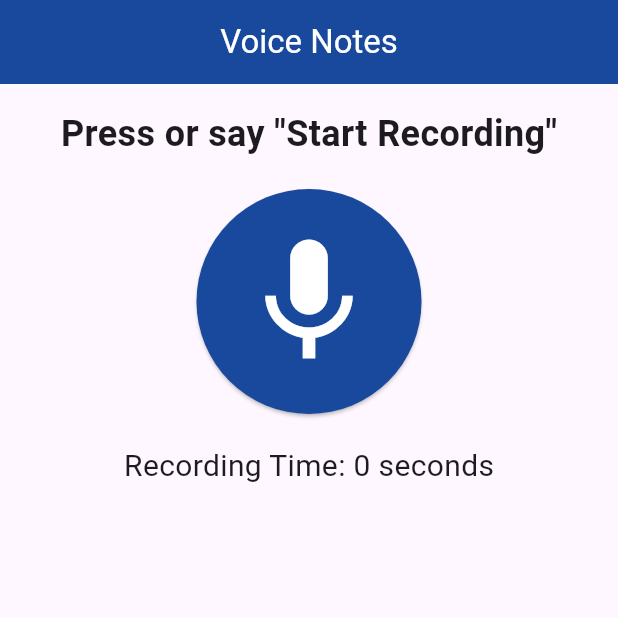
After one commit to IT22148254/spm_flut_proj, a Flutter app: the screen it shows after launch, after a tap on the "mic" icon, on a phone screen of 412 x 824 dp, the top half of it. The commit adds this screen. Run offline on Flutter 3.47's test engine with Material 3 defaults, Android fonts, the phone set to English and light mode, and no system bars; our stand-ins replace audioplayers, firebase_core, permission_handler, speech_to_text, vibration; missing offline and left inert: record; accounts and stored records are empty.

Commit message:
voice control feature implemnted

```diff
--- /dev/null
+++ b/spm_project/lib/features/voice_management/voice_controller.dart
@@ -0,0 +1,439 @@
+import 'dart:async';
+import 'dart:developer';
+import 'dart:io';
+
+import 'package:flutter/material.dart';
+import 'package:path_provider/path_provider.dart';
+import 'package:record/record.dart';
+import 'package:permission_handler/permission_handler.dart';
+import 'package:audioplayers/audioplayers.dart';
+import 'package:speech_to_text/speech_to_text.dart' as stt;
+import 'package:vibration/vibration.dart';
+// import 'package:flutter/services.dart';
+
+class VoiceController extends StatefulWidget {
+  const VoiceController({super.key});
+
+  @override
+  State<VoiceController> createState() => _VoiceControllerState();
+}
+
+class _VoiceControllerState extends State<VoiceController> {
+  final _record = AudioRecorder();
+  final TextEditingController _controller = TextEditingController();
+  final AudioPlayer _audioPlayer = AudioPlayer();
+  stt.SpeechToText _speech = stt.SpeechToText();
+  final AudioPlayer _alertPlayer = AudioPlayer();
+
+  Timer? _timer;
+  int _time = 0;
+  bool _isRecording = false;
+  String? _audiopath;
+  List<String> _recordings = [];
+  String? _playingPath;
+  bool _isPlaying = false;
+  bool _isPaused = false;
+
+  @override
+  void initState() {
+    super.initState();
+    requestPermission();
+    requestSpeechPermission();
+    _loadRecordings();
+    _initSpeech();
+    _audioPlayer.onPlayerStateChanged.listen((PlayerState state) {
+      setState(() {
+        _isPlaying = state == PlayerState.playing;
+        _isPaused = state == PlayerState.paused;
+      });
+    });
+  }
+
+  //play sound when user press the record button
+  Future<void> _playAlertSound() async {
+    try {
+      await _alertPlayer.play(AssetSource('sounds/recording-start.mp3'));
+    } catch (e) {
+      log('Error playing alert sound: $e');
+    }
+  }
+
+  //request microphone permissions
+  requestPermission() async {
+    var status = await Permission.microphone.request();
+    if (status.isGranted) {
+      log('Permission granted');
+    } else {
+      log('Permission denied');
+    }
+  }
+
+  //request speech permission
+  requestSpeechPermission() async {
+    var status = await Permission.speech.request();
+    if (status.isGranted) {
+      log('Speech recognition permission granted');
+    } else {
+      log('Speech recognition permission denied');
+    }
+  }
+
+  //initialize speech to text
+  Future<void> _initSpeech() async {
+    bool available = await _speech.initialize();
+    if (available) {
+      _startListening();
+    } else {
+      log('The user has denied the use of speech recognition.');
+    }
+  }
+
+  //start listening to speech
+  void _startListening() {
+    _speech.listen(onResult: (result) {
+      String recognizedWords = result.recognizedWords.toLowerCase();
+      if (recognizedWords.contains("start recording") && !_isRecording) {
+        _startRecording();
+      } else if (recognizedWords.contains("stop recording") && _isRecording) {
+        _stopRecording();
+      }
+    });
+  }
+
+  //load existing recordings
+  Future<void> _loadRecordings() async {
+    Directory? dir;
+    if (Platform.isAndroid) {
+      dir = Directory('/storage/emulated/0/Download');
+      if (!await dir.exists()) {
+        dir = await getExternalStorageDirectory();
+      }
+    } else if (Platform.isIOS) {
+      dir = await getApplicationDocumentsDirectory();
+    }
+
+    if (dir != null) {
+      final List<FileSystemEntity> files = dir.listSync();
+      setState(() {
+        _recordings = files
+            .where((file) => file.path.endsWith('.m4a'))
+            .map((file) => file.path)
+            .toList();
+      });
+    }
+  }
+
+  //start the timer when recording starts
+  void _startTimer() {
+    const oneSec = Duration(seconds: 1);
+    _timer = Timer.periodic(oneSec, (Timer timer) {
+      setState(() {
+        _time++;
+      });
+    });
+  }
+
+  //stop the timer when recording stops
+  void _stopTimer() {
+    _timer?.cancel();
+    _time = 0;
+  }
+
+  //start recording
+  Future<void> _startRecording() async {
+    if (await _record.hasPermission()) {
+      _playAlertSound(); // Play the alert sound
+
+      Directory? dir;
+
+      // Get the storage directory
+      if (Platform.isAndroid) {
+        dir = Directory('/storage/emulated/0/Download');
+        if (!await dir.exists()) {
+          dir = await getExternalStorageDirectory();
+        }
+      } else if (Platform.isIOS) {
+        dir = await getApplicationDocumentsDirectory();
+      }
+
+      if (dir != null) {
+        String fileName =
+            '${DateTime.now().millisecondsSinceEpoch}.m4a'; // Generate unique filename
+        String filePath = '${dir.path}/$fileName';
+
+        await _record.start(
+          const RecordConfig(),
+          path: filePath, // Provide the file path
+          //methana encoder eka thibba eka blnna aulak unoth
+        );
+
+        setState(() {
+          _isRecording = true;
+          _audiopath = filePath;
+        });
+
+        _startTimer(); // Start the timer
+      } else {
+        log('Directory is null');
+      }
+    }
+  }
+
+  // Stop recording
+  Future<void> _stopRecording() async {
+    final path = await _record.stop();
+    if (path != null) {
+      log('Recording saved to: $path');
+    }
+
+    setState(() {
+      _isRecording = false;
+      _recordings.add(path!);
+    });
+
+    _stopTimer(); // Stop the timer
+  }
+
+  //delete recording
+  Future<void> _deleteRecording(String path) async {
+    try {
+      final file = File(path);
+      if (await file.exists()) {
+        await file.delete();
+
+        // Trigger vibration feedback
+        final hasVibrator = await Vibration.hasVibrator();
+        if (hasVibrator != null && hasVibrator) {
+          Vibration.vibrate(duration: 200); // Adjust the duration as needed
+        }
+
+        setState(() {
+          _recordings.remove(path); // Remove the file path from the list
+        });
+        log('Recording deleted: $path');
+      }
+    } catch (e) {
+      log('Error deleting recording: $e');
+    }
+  }
+
+  //update recording
+  Future<void> _updateRecording(String path) async {
+    if (await _record.hasPermission()) {
+      // Stop the current recording if any
+      if (_isRecording) {
+        await _stopRecording();
+      }
+
+      // Start a new recording at the same path to overwrite the existing file
+      await _record.start(
+        const RecordConfig(),
+        path: path, // Use the same file path to overwrite
+        // Use the same audio encoding format
+      );
+
+      setState(() {
+        _isRecording = true;
+        _audiopath = path; // Update the current path
+      });
+
+      _startTimer(); // Start the timer for the new recording
+    } else {
+      log('Permission not granted');
+    }
+  }
+
+  //play recording
+  Future<void> _playRecording(String path) async {
+    try {
+      await _audioPlayer.play(DeviceFileSource(path));
+      setState(() {
+        _playingPath = path;
+        _isPlaying = true;
+        _isPaused = false;
+      });
+    } catch (e) {
+      log('Error playing recording: $e');
+    }
+  }
+
+//pause recording
+  Future<void> _pauseRecording() async {
+    try {
+      await _audioPlayer.pause();
+    } catch (e) {
+      log('Error pausing recording: $e');
+    }
+  }
+
+  //resume recording
+  Future<void> _resumeRecording() async {
+    try {
+      await _audioPlayer.resume();
+    } catch (e) {
+      log('Error resuming recording: $e');
+    }
+  }
+
+  @override
+  void dispose() {
+    _timer?.cancel();
+    _controller.dispose();
+    _audioPlayer.dispose();
+    _speech.stop();
+    super.dispose();
+  }
+
+  @override
+  Widget build(BuildContext context) {
+    return Scaffold(
+      appBar: AppBar(
+        backgroundColor: const Color.fromARGB(255, 25, 73, 156),
+        title: const Text(
+          'Voice Notes',
+          style: TextStyle(color: Colors.white),
+        ),
+        centerTitle: true,
+      ),
+      body: Padding(
+        padding: const EdgeInsets.all(16.0),
+        child: Column(
+          mainAxisAlignment: MainAxisAlignment.center,
+          children: [
+            Text(
+              _isRecording ? 'Recording...' : 'Press or say "Start Recording"',
+              style: const TextStyle(fontSize: 24, fontWeight: FontWeight.bold),
+            ),
+            const SizedBox(height: 20),
+            Semantics(
+              label: _isRecording ? 'Stop Recording' : 'Start Recording',
+              child: SizedBox(
+                width: 150,
+                height: 150,
+                child: ElevatedButton(
+                  onPressed: _isRecording ? _stopRecording : _startRecording,
+                  style: ElevatedButton.styleFrom(
+                    shape: const CircleBorder(),
+                    padding: EdgeInsets.zero,
+                    backgroundColor: _isRecording
+                        ? Colors.red
+                        : const Color.fromARGB(255, 25, 73, 156),
+                  ),
+                  child: Icon(
+                    _isRecording ? Icons.stop : Icons.mic,
+                    size: 100,
+                    color: Colors.white,
+                  ),
+                ),
+              ),
+            ),
+            const SizedBox(height: 20),
+            Text(
+              'Recording Time: $_time seconds',
+              style: const TextStyle(fontSize: 20),
+            ),
+            const SizedBox(height: 20),
+            if (_audiopath != null)
+              Text(
+                'Saved at: $_audiopath',
+                textAlign: TextAlign.center,
+                style: const TextStyle(fontSize: 16),
+              ),
+            const SizedBox(height: 20),
+            Expanded(
+              child: ListView.builder(
+                itemCount: _recordings.length,
+                itemBuilder: (context, index) {
+                  final path = _recordings[index];
+                  final isCurrentPlaying = _playingPath == path;
+                  return Dismissible(
+                    key: ValueKey(path),
+                    background: Container(
+                      color: Colors.red,
+                      alignment: Alignment.centerLeft,
+                      padding: const EdgeInsets.only(left: 20),
+                      child: const Icon(Icons.delete,
+                          color: Colors.white, size: 32),
+                    ),
+                    onDismissed: (direction) {
+                      _deleteRecording(path);
+                    },
+                    child: Container(
+                      margin: const EdgeInsets.symmetric(vertical: 10),
+                      decoration: BoxDecoration(
+                        color: const Color.fromARGB(255, 25, 73, 156),
+                        borderRadius: BorderRadius.circular(10),
+                        boxShadow: [
+                          BoxShadow(
+                            color: Colors.black.withOpacity(0.2),
+                            spreadRadius: 2,
+                            blurRadius: 5,
+                            offset: const Offset(0, 3),
+                          ),
+                        ],
+                      ),
+                      child: ListTile(
+                        contentPadding: const EdgeInsets.symmetric(
+                            vertical: 10, horizontal: 15),
+                        title: Text(
+                          'Recording ${index + 1}',
+                          style: const TextStyle(
+                              fontSize: 20,
+                              fontWeight: FontWeight.bold,
+                              color: Colors.white),
+                        ),
+                        subtitle: Text(
+                          path,
+                          style: const TextStyle(
+                              fontSize: 16, color: Colors.white),
+                        ),
+                        trailing: Row(
+                          mainAxisSize: MainAxisSize.min,
+                          children: [
+                            IconButton(
+                              icon: Icon(
+                                isCurrentPlaying
+                                    ? (_isPlaying
+                                        ? Icons.pause
+                                        : Icons.play_arrow)
+                                    : Icons.play_arrow,
+                              ),
+                              color: Colors.white,
+                              iconSize: 30,
+                              onPressed: () {
+                                if (isCurrentPlaying) {
+                                  if (_isPlaying) {
+                                    _pauseRecording();
+                                  } else if (_isPaused) {
+                                    _resumeRecording();
+                                  }
+                                } else {
+                                  _playRecording(path);
+                                }
+                              },
+                            ),
+                            IconButton(
+                              icon: const Icon(
+                                Icons.update,
+                                color: Colors.white,
+                              ),
+                              iconSize: 30,
+                              onPressed: () {
+                                _updateRecording(
+                                    path); // Implement this function
+                              },
+                            ),
+                          ],
+                        ),
+                      ),
+                    ),
+                  );
+                },
+              ),
+            ),
+          ],
+        ),
+      ),
+    );
+  }
+}
--- a/spm_project/lib/main.dart
+++ b/spm_project/lib/main.dart
@@ -1,5 +1,5 @@
 import 'package:flutter/material.dart';
-import 'package:spm_project/features/voice_management/audio_player.dart';
+import 'package:spm_project/features/voice_management/voice_controller.dart';
 
 void main() {
   runApp(const MyApp());
@@ -12,7 +12,7 @@ class MyApp extends StatelessWidget {
   Widget build(BuildContext context) {
     return const MaterialApp(
       debugShowCheckedModeBanner: false,
-      home: AudioPlayer(),
+      home: VoiceController(),
     );
   }
 }
```
Also changed, not shown: spm_project/lib/features/voice_management/audio_player.dart (deleted, +0 -22 lines), spm_project/pubspec.yaml (+8 -3 lines), spm_project/pubspec.lock, 2 other files.
